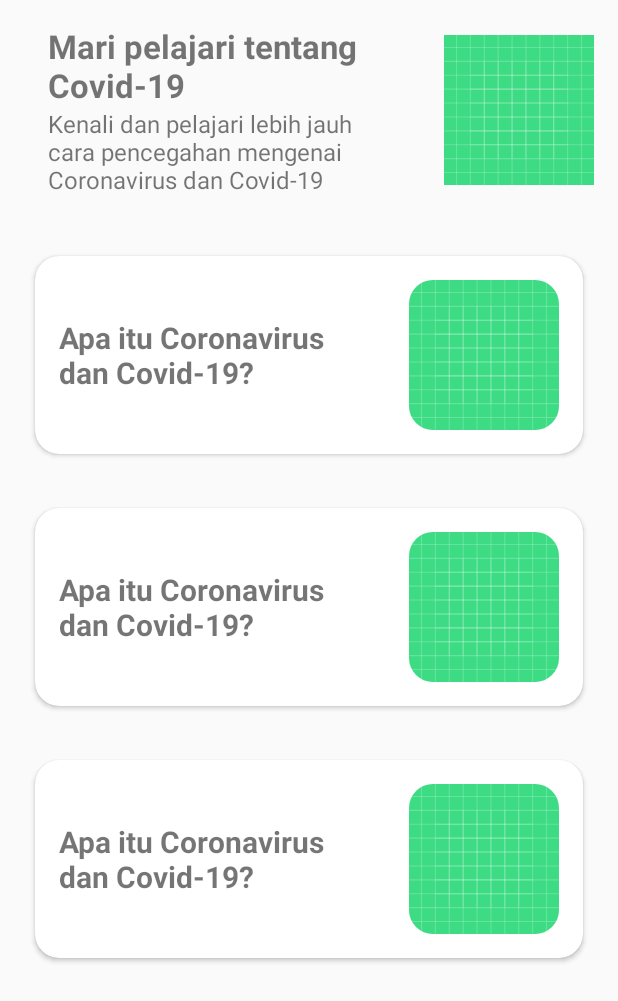
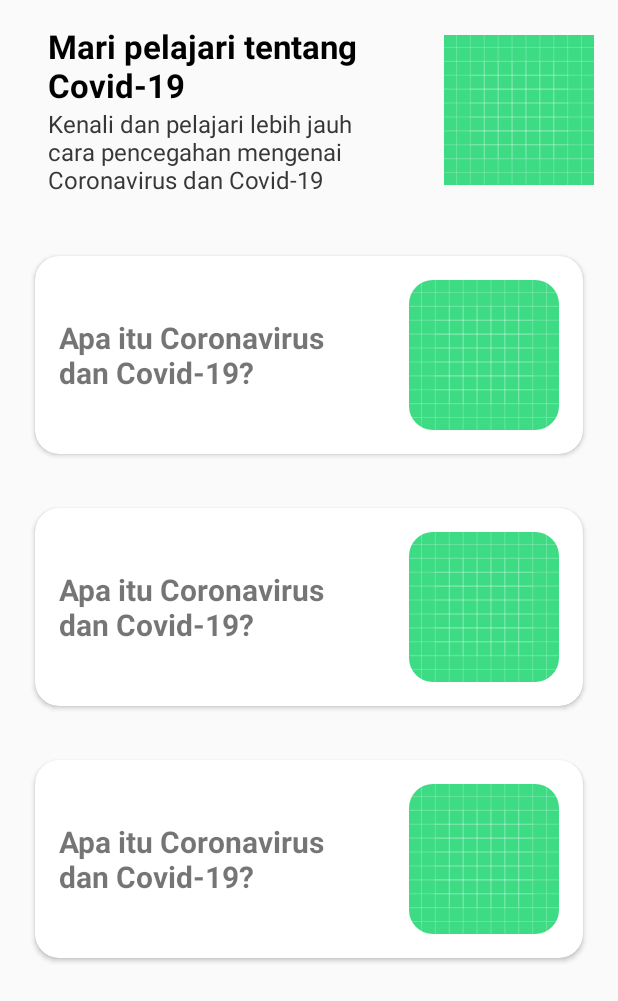
Before and after one commit to Jagongan-Software-Engineering/kampung-siaga-covid-app, an Android app: the layout activity_prevention.xml on its own in the app's theme, with its tools: preview values and no code run, on a phone screen of 412 x 824 dp. Shown: the top 1001 px of the screen. Run offline under Robolectric (Android 15) with nearby library versions, the phone set to English and light mode, and no system bars.

Commit message:
1. add progressbar 2. add SwipeRefreshLayout

```diff
--- a/app/src/main/res/layout/activity_prevention.xml
+++ b/app/src/main/res/layout/activity_prevention.xml
@@ -1,14 +1,27 @@
 <?xml version="1.0" encoding="utf-8"?>
-<androidx.core.widget.NestedScrollView xmlns:android="http://schemas.android.com/apk/res/android"
+<androidx.constraintlayout.widget.ConstraintLayout xmlns:android="http://schemas.android.com/apk/res/android"
     xmlns:app="http://schemas.android.com/apk/res-auto"
     xmlns:tools="http://schemas.android.com/tools"
     android:layout_width="match_parent"
     android:layout_height="match_parent"
     tools:context=".ui.PreventionActivity">
 
-    <androidx.constraintlayout.widget.ConstraintLayout
+    <androidx.swiperefreshlayout.widget.SwipeRefreshLayout
+        android:id="@+id/refreshLayoutPrevention"
+        android:layout_width="match_parent"
+        android:layout_height="wrap_content"
+        app:layout_constraintBottom_toBottomOf="parent"
+        app:layout_constraintEnd_toEndOf="parent"
+        app:layout_constraintStart_toStartOf="parent"
+        app:layout_constraintTop_toTopOf="parent">
+
+        <androidx.core.widget.NestedScrollView
             android:layout_width="match_parent"
             android:layout_height="match_parent">
+
+            <RelativeLayout
+                android:layout_width="match_parent"
+                android:layout_height="0dp">
 
                 <RelativeLayout
                     android:id="@+id/relativeLayout2"
@@ -27,6 +40,7 @@
                         android:layout_marginEnd="16dp"
                         android:layout_toStartOf="@id/iv_icon_prevention"
                         android:text="Mari pelajari tentang Covid-19"
+                        android:textColor="@color/color_text_1"
                         android:textSize="22sp"
                         android:textStyle="bold" />
 
@@ -39,6 +53,7 @@
                         android:layout_marginEnd="16dp"
                         android:layout_toStartOf="@id/iv_icon_prevention"
                         android:text="Kenali dan pelajari lebih jauh cara pencegahan mengenai Coronavirus dan Covid-19"
+                        android:textColor="@color/color_text_2"
                         android:textSize="16sp" />
 
                     <ImageView
@@ -54,14 +69,29 @@
                 <androidx.recyclerview.widget.RecyclerView
                     android:id="@+id/rvPrevention"
                     android:layout_width="match_parent"
-            android:layout_height="0dp"
+                    android:layout_height="wrap_content"
+                    android:layout_below="@id/relativeLayout2"
                     android:clipToPadding="false"
                     android:nestedScrollingEnabled="false"
                     android:paddingBottom="8dp"
                     app:layoutManager="androidx.recyclerview.widget.LinearLayoutManager"
-            app:layout_constraintTop_toBottomOf="@+id/relativeLayout2"
                     tools:listitem="@layout/item_prevention" />
 
-    </androidx.constraintlayout.widget.ConstraintLayout>
+            </RelativeLayout>
 
         </androidx.core.widget.NestedScrollView>
+
+    </androidx.swiperefreshlayout.widget.SwipeRefreshLayout>
+
+    <ProgressBar
+        android:id="@+id/pb_prevention"
+        android:layout_width="wrap_content"
+        android:layout_height="wrap_content"
+        android:elevation="10dp"
+        android:visibility="gone"
+        app:layout_constraintBottom_toBottomOf="parent"
+        app:layout_constraintEnd_toEndOf="parent"
+        app:layout_constraintStart_toStartOf="parent"
+        app:layout_constraintTop_toTopOf="parent" />
+
+</androidx.constraintlayout.widget.ConstraintLayout>
```
Also changed, not shown: app/src/main/java/com/seadev/kampungsiagacovid/ui/DataProvinsiActivity.java (+33 -0 lines), app/src/main/java/com/seadev/kampungsiagacovid/ui/PreventionActivity.kt (+38 -4 lines), app/src/main/res/layout/activity_data_provinsi.xml (+26 -9 lines). Lines whose indentation alone changed are shown as unchanged.
